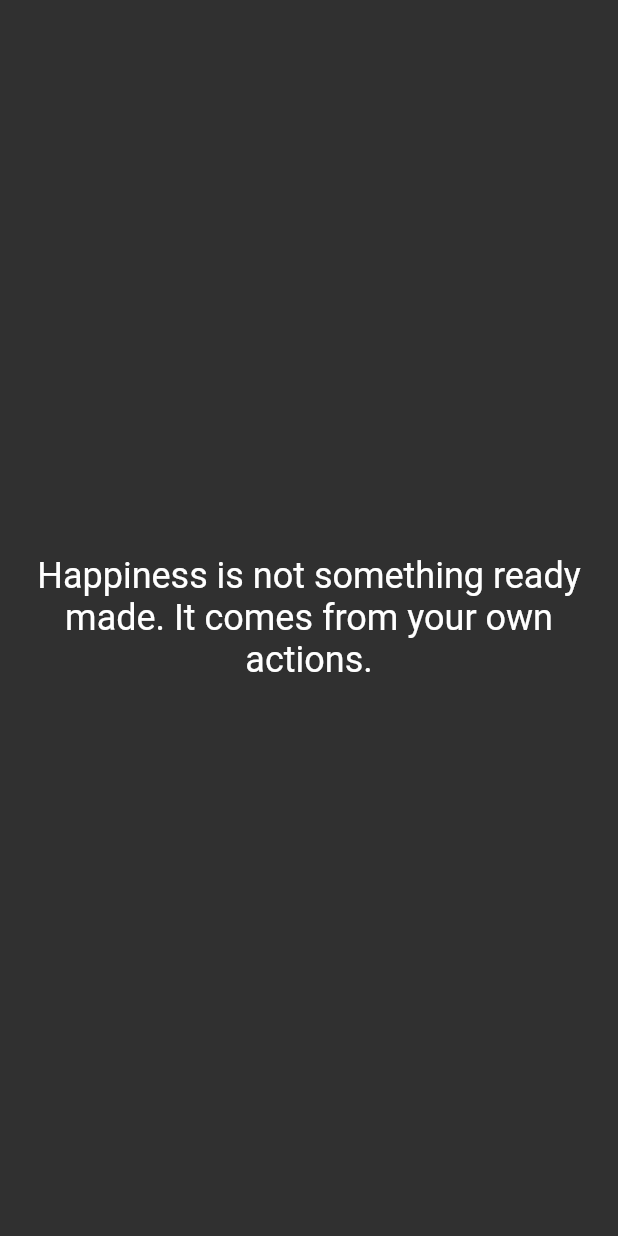
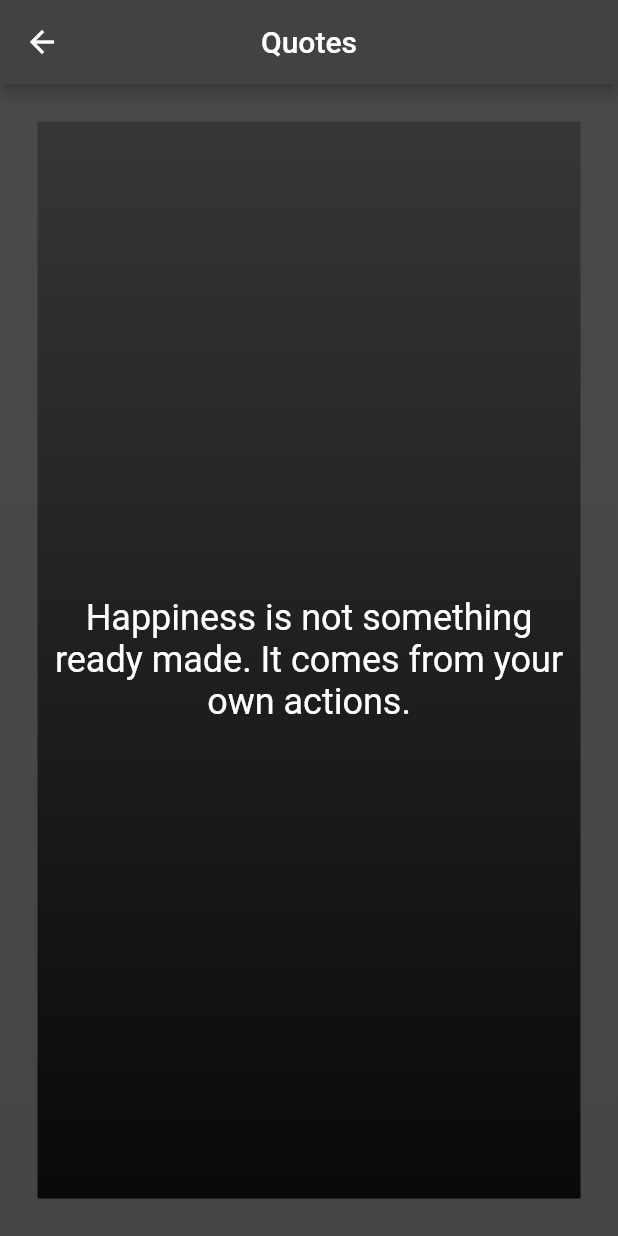
Before and after one commit to AvaiyaKashyap/Quotes_app, a Flutter app: the screen it shows after launch, after a tap on "Happy", on a phone screen of 412 x 824 dp. Run offline on Flutter 3.47's test engine with Material 2 defaults, Android fonts, the phone set to English and light mode, and no system bars; our stand-ins replace sqflite; accounts and stored records are empty; key blocks and very long unbroken strings in the code were emptied for the run.

Commit message:
Database Done!!

```diff
--- a/lib/view/screen/quotesPage.dart
+++ b/lib/view/screen/quotesPage.dart
@@ -72,13 +72,41 @@ class _quotesPageState extends State<quotesPage> {
 
   Widget build(BuildContext context) {
     return Scaffold(
-     body: Center(
-        child: Text(
-          Global.currentQuote,
-          textAlign: TextAlign.center,
-          style: TextStyle(fontSize: 24),
-        ),
+      appBar: AppBar(
+        title: Text("Quotes"),
+        centerTitle: true,
+        elevation: 4,
       ),
+     body: Container(
+       decoration: BoxDecoration(
+         gradient: LinearGradient(
+             begin: Alignment.topCenter,
+             end: Alignment.bottomCenter,
+             colors: [
+           Colors.white12,
+           Colors.white10,
+         ])
+       ),
+       child: Container(
+         margin: EdgeInsets.all(25),
+         decoration: BoxDecoration(
+           gradient: LinearGradient(
+             begin: Alignment.topCenter,
+               end: Alignment.bottomCenter,
+               colors: [
+             Colors.black26,
+             Colors.black87,
+           ])
+         ),
+         child: Center(
+            child: Text(
+              Global.currentQuote,
+              textAlign: TextAlign.center,
+              style: TextStyle(fontSize: 24),
+            ),
+          ),
+       ),
+     ),
     );
   }
 
```
